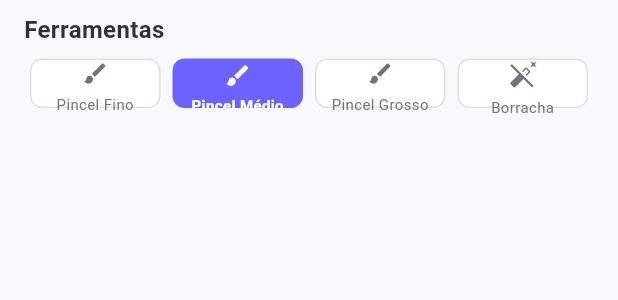
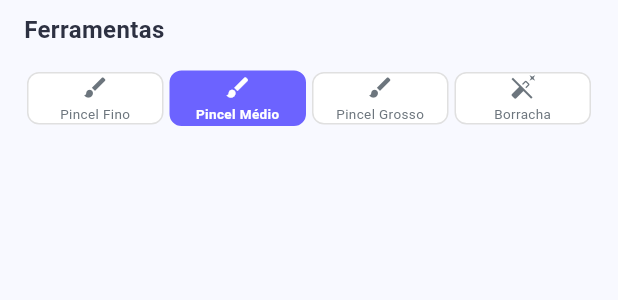
Before and after one commit to caio-si/Colorindo_Com_Deus-, a Flutter app: the ToolSelectorWidget widget shown alone on an empty page, opened directly, on a phone screen of 412 x 824 dp. Shown: the top 300 px of the screen. Run offline on Flutter 3.47's test engine with Material 3 defaults, Android fonts, the phone set to English and light mode, and no system bars; our stand-ins replace audioplayers, hive, hive_flutter; missing offline and left inert: flutter_image_pixels; accounts and stored records are empty; Roboto replaces fonts that are missing (ComicNeue).

Commit message:
Correção bugs histórias

```diff
--- a/lib/utils/image_mapping.dart
+++ b/lib/utils/image_mapping.dart
@@ -33,7 +33,6 @@ class ImageMapping {
     final fileName = _drawingImages[historiaId];
     if (fileName == null) return null;
 
-    // Para Flutter Web, usar caminho completo a partir de assets/
     return 'assets/images/drawings/$fileName';
   }
 
--- a/lib/widgets/tool_selector_widget.dart
+++ b/lib/widgets/tool_selector_widget.dart
@@ -12,10 +12,11 @@ class ToolSelectorWidget extends StatelessWidget {
     final drawingProvider = Provider.of<DrawingProvider>(context);
 
     return Container(
-      height: 80,
+      height: 100,
       padding: const EdgeInsets.symmetric(horizontal: 16, vertical: 8),
       child: Column(
         crossAxisAlignment: CrossAxisAlignment.start,
+        mainAxisSize: MainAxisSize.min,
         children: [
           const Text(
             'Ferramentas',
@@ -35,7 +36,7 @@ class ToolSelectorWidget extends StatelessWidget {
                   child: GestureDetector(
                     onTap: () => drawingProvider.setSelectedTool(tool),
                     child: Container(
-                      margin: const EdgeInsets.symmetric(horizontal: 4),
+                      margin: const EdgeInsets.symmetric(horizontal: 2),
                       decoration: BoxDecoration(
                         color: isSelected ? AppColors.primary : AppColors.cardBackground,
                         borderRadius: BorderRadius.circular(8),
@@ -46,21 +47,24 @@ class ToolSelectorWidget extends StatelessWidget {
                       ),
                       child: Column(
                         mainAxisAlignment: MainAxisAlignment.center,
+                        mainAxisSize: MainAxisSize.min,
                         children: [
                           Icon(
                             tool.icon,
                             color: isSelected ? Colors.white : AppColors.textSecondary,
-                            size: tool.isEraser ? 20 : 18,
+                            size: 18,
                           ),
-                          const SizedBox(height: 4),
+                          const SizedBox(height: 2),
                           Text(
                             tool.displayName,
                             style: TextStyle(
                               color: isSelected ? Colors.white : AppColors.textSecondary,
-                              fontSize: 10,
+                              fontSize: 9,
                               fontWeight: isSelected ? FontWeight.bold : FontWeight.normal,
                             ),
                             textAlign: TextAlign.center,
+                            maxLines: 1,
+                            overflow: TextOverflow.ellipsis,
                           ),
                         ],
                       ),
```
Also changed, not shown: 2 other files.
